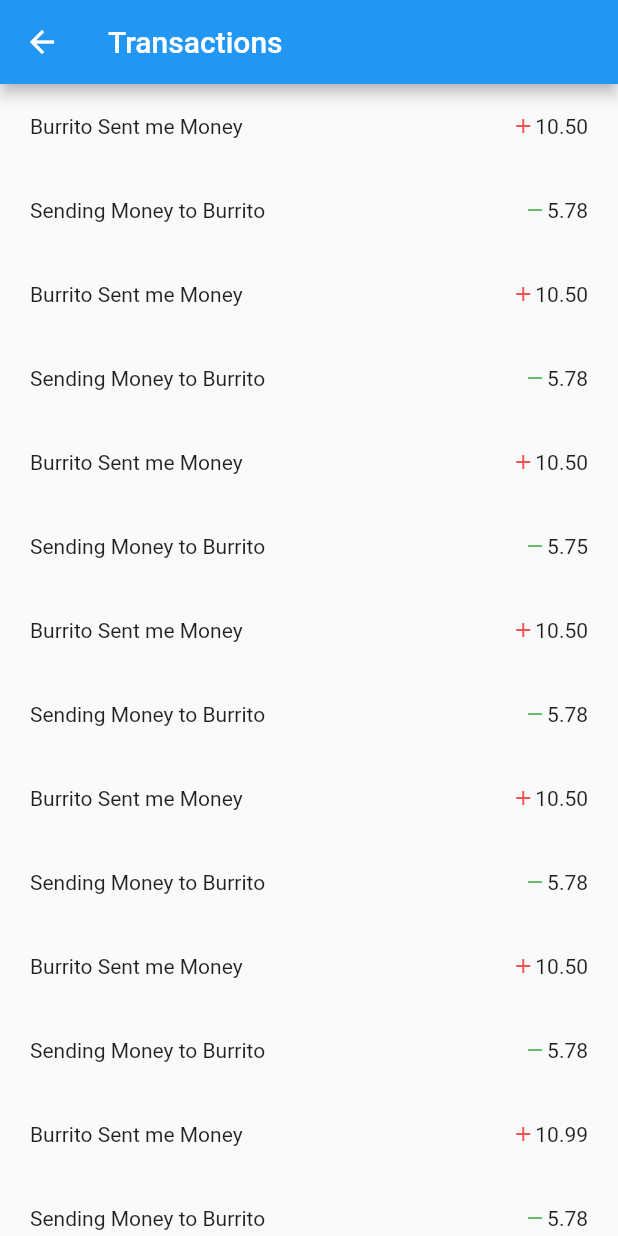
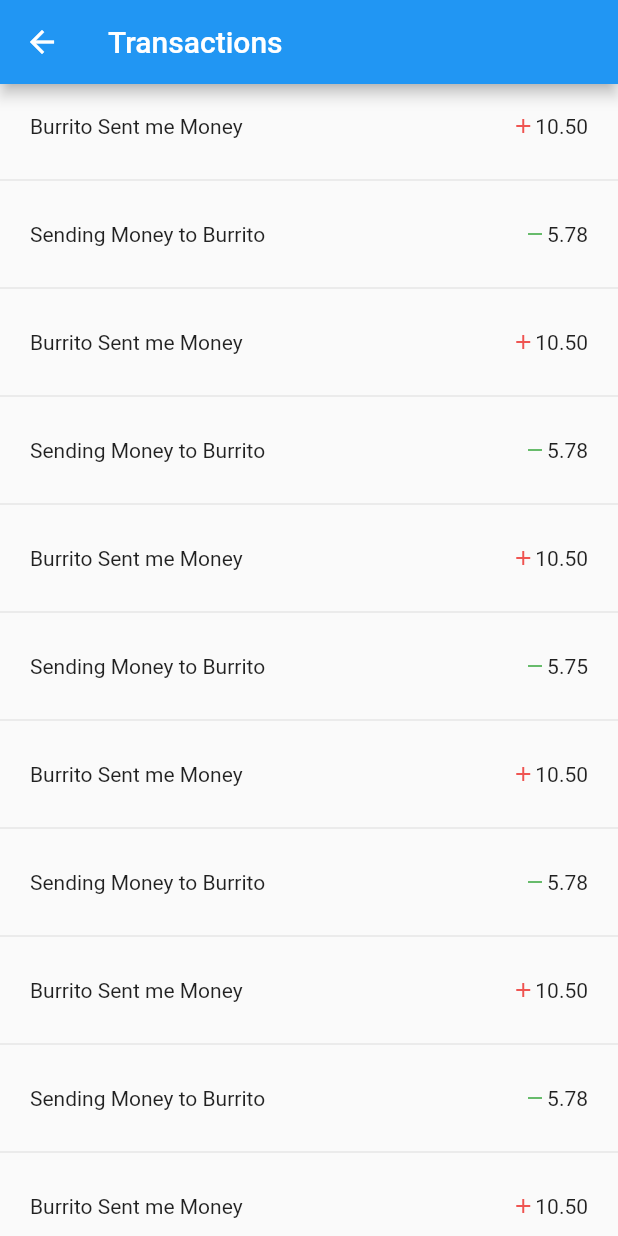
Before and after one commit to joshuamitchell192/Zavers, a Flutter app: the TransactionsPage screen opened directly, on a phone screen of 412 x 824 dp. Run offline on Flutter 3.47's test engine with Material 2 defaults, Android fonts, the phone set to English and light mode, and no system bars.

Commit message:
Added Dividers to transactions

```diff
--- a/saverz/lib/pages/transactions.dart
+++ b/saverz/lib/pages/transactions.dart
@@ -58,25 +58,45 @@ class _TransactionsPageState extends State<TransactionsPage> {
       body: ListView(
         children: <Widget>[
           transactionTile("Burrito Sent me Money", 10.5),
+          Divider(),
           transactionTile("Sending Money to Burrito", -5.78),
+          Divider(),
           transactionTile("Burrito Sent me Money", 10.5),
+          Divider(),
           transactionTile("Sending Money to Burrito", -5.78),
+          Divider(),
           transactionTile("Burrito Sent me Money", 10.5),
+          Divider(),
           transactionTile("Sending Money to Burrito", -5.7456348),
+          Divider(),
           transactionTile("Burrito Sent me Money", 10.5),
+          Divider(),
           transactionTile("Sending Money to Burrito", -5.78),
+          Divider(),
           transactionTile("Burrito Sent me Money", 10.5),
+          Divider(),
           transactionTile("Sending Money to Burrito", -5.78),
+          Divider(),
           transactionTile("Burrito Sent me Money", 10.5),
+          Divider(),
           transactionTile("Sending Money to Burrito", -5.78),
+          Divider(),
           transactionTile("Burrito Sent me Money", 10.9875),
+          Divider(),
           transactionTile("Sending Money to Burrito", -5.78),
+          Divider(),
           transactionTile("Burrito Sent me Money", 10.5),
+          Divider(),
           transactionTile("Sending Money to Burrito", -5.78),
+          Divider(),
           transactionTile("Burrito Sent me Money", 10.5),
+          Divider(),
           transactionTile("Sending Money to Burrito", -5.78),
+          Divider(),
           transactionTile("Burrito Sent me Money", 10.5),
+          Divider(),
           transactionTile("Sending Money to Burrito", -5.78),
+          Divider(),
         ],
       ),
     );
```
